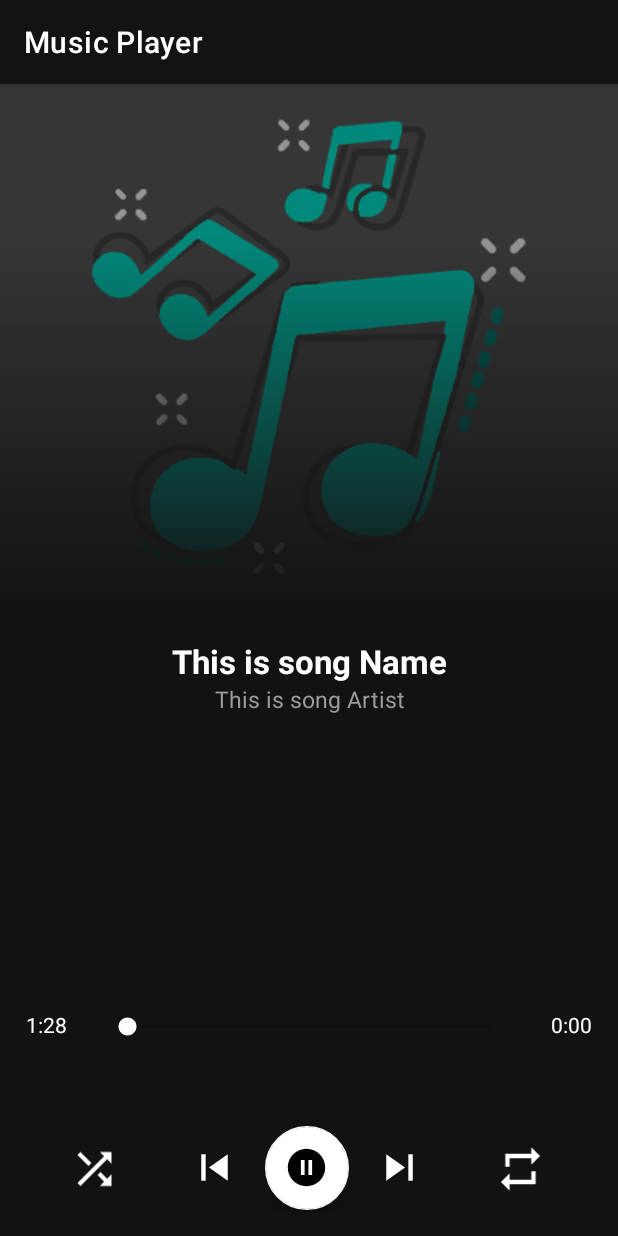
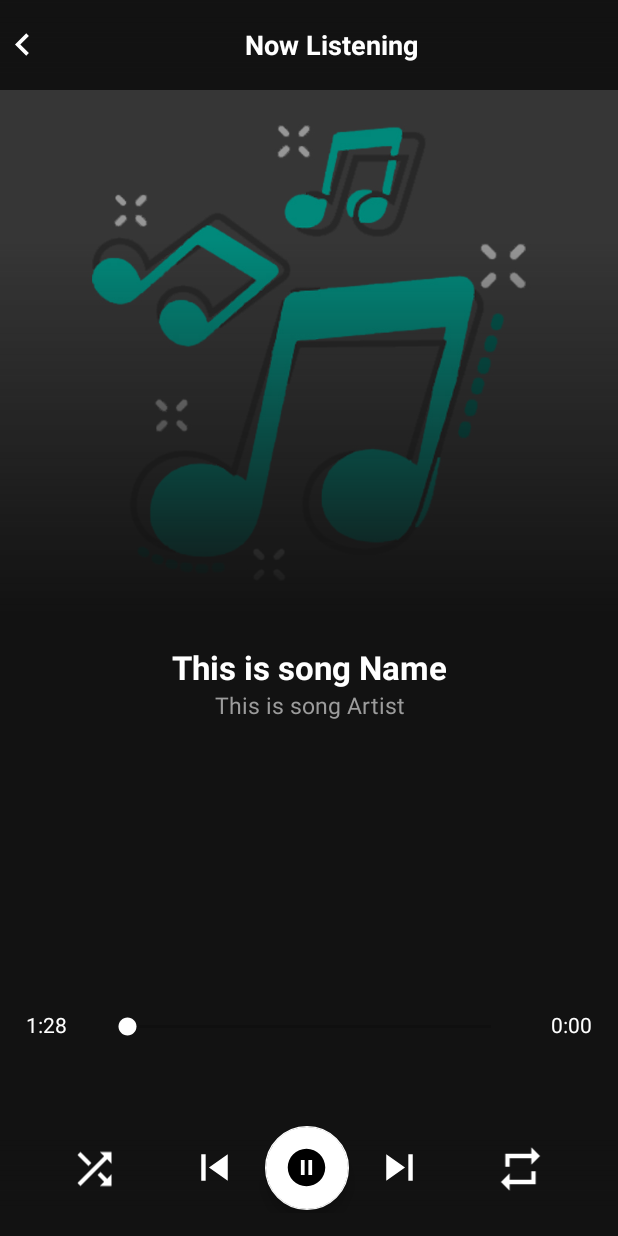
Before and after one commit to shozabs/MusicPlayerApp, an Android app: the PlayerActivity screen opened directly, with no data from a screen before it, on a phone screen of 412 x 824 dp. Run offline under Robolectric (Android 15) with nearby library versions, the phone set to English and light mode, and no system bars; libraries missing offline, so code that uses them is left out: androidx.palette.graphics; 10 statements that could not run were skipped.

```diff
--- a/app/src/main/java/com/example/music_player/PlayerActivity.java
+++ b/app/src/main/java/com/example/music_player/PlayerActivity.java
@@ -17,6 +17,8 @@ import android.os.Handler;
 import android.os.IBinder;
 import android.support.v4.media.session.MediaSessionCompat;
 import android.view.View;
+import android.view.Window;
+import android.view.WindowManager;
 import android.view.accessibility.AccessibilityManager;
 import android.view.animation.Animation;
 import android.view.animation.AnimationUtils;
@@ -38,6 +40,7 @@ import java.util.ArrayList;
 import java.util.Random;
 
 import static com.example.music_player.AlbumDetailsAdapter.albumFiles;
+import static com.example.music_player.ApplicationClass.ACTION_NEXT;
 import static com.example.music_player.ApplicationClass.ACTION_PLAY;
 import static com.example.music_player.ApplicationClass.ACTION_PREVIOUS;
 import static com.example.music_player.ApplicationClass.CHANNEL_ID_2;
@@ -60,13 +63,13 @@ public class PlayerActivity extends AppCompatActivity
     private Handler handler = new Handler();
     private Thread playThread, prevThread,nextThread;
     MusicService musicService;
-    MediaSessionCompat mediaSessionCompat;
 
     @Override
     protected void onCreate(Bundle savedInstanceState) {
         super.onCreate(savedInstanceState);
+        setFullScreen();
         setContentView(R.layout.activity_player);
-        mediaSessionCompat = new MediaSessionCompat(getBaseContext(),"My Audio");
+        getSupportActionBar().hide();
         initViews();
         getIntentMethod();
 
@@ -125,6 +128,12 @@ public class PlayerActivity extends AppCompatActivity
                 }
             }
         });
+    }
+
+    private void setFullScreen() {
+        requestWindowFeature(Window.FEATURE_NO_TITLE);
+        getWindow().setFlags(WindowManager.LayoutParams.FLAG_FULLSCREEN,
+                WindowManager.LayoutParams.FLAG_FULLSCREEN);
     }
 
     @Override
@@ -188,7 +197,7 @@ public class PlayerActivity extends AppCompatActivity
                 }
             });
             musicService.OnCompleted();
-            showNotification(R.drawable.ic_pause);
+            musicService.showNotification(R.drawable.ic_pause);
             playPauseBtn.setBackgroundResource(R.drawable.ic_pause);
             musicService.start();
         }
@@ -219,7 +228,7 @@ public class PlayerActivity extends AppCompatActivity
                 }
             });
             musicService.OnCompleted();
-            showNotification(R.drawable.ic_play);
+            musicService.showNotification(R.drawable.ic_play);
             playPauseBtn.setBackgroundResource(R.drawable.ic_play);
         }
     }
@@ -269,7 +278,7 @@ public class PlayerActivity extends AppCompatActivity
                 }
             });
             musicService.OnCompleted();
-            showNotification(R.drawable.ic_pause);
+            musicService.showNotification(R.drawable.ic_pause);
             playPauseBtn.setBackgroundResource(R.drawable.ic_pause);
             musicService.start();
         }
@@ -301,7 +310,7 @@ public class PlayerActivity extends AppCompatActivity
                 }
             });
             musicService.OnCompleted();
-            showNotification(R.drawable.ic_play);
+            musicService.showNotification(R.drawable.ic_play);
             playPauseBtn.setBackgroundResource(R.drawable.ic_play);
         }
     }
@@ -331,7 +340,7 @@ public class PlayerActivity extends AppCompatActivity
     public void playPauseBtnClicked() {
         if (musicService.isPlaying()){
             playPauseBtn.setImageResource(R.drawable.ic_play);
-            showNotification(R.drawable.ic_play);
+            musicService.showNotification(R.drawable.ic_play);
             musicService.pause();
             seekBar.setMax(musicService.getDuration()/1000);
             PlayerActivity.this.runOnUiThread(new Runnable() {
@@ -348,7 +357,7 @@ public class PlayerActivity extends AppCompatActivity
         }
         else{
             playPauseBtn.setImageResource(R.drawable.ic_pause);
-            showNotification(R.drawable.ic_pause);
+            musicService.showNotification(R.drawable.ic_pause);
             musicService.start();
             seekBar.setMax(musicService.getDuration()/1000);
             PlayerActivity.this.runOnUiThread(new Runnable() {
@@ -394,13 +403,9 @@ public class PlayerActivity extends AppCompatActivity
             playPauseBtn.setImageResource(R.drawable.ic_pause);
             uri = Uri.parse(listSongs.get(position).getPath());
         }
-        showNotification(R.drawable.ic_pause);
-       Intent intent = new Intent(this , MusicService.class);
+        Intent intent = new Intent(this , MusicService.class);
         intent.putExtra("servicePosition", position);
         startService(intent);
-
-
-
     }
 
     private void initViews() {
@@ -479,12 +484,14 @@ public class PlayerActivity extends AppCompatActivity
     public void onServiceConnected(ComponentName name, IBinder service) {
         MusicService.MyBinder myBinder = (MusicService.MyBinder) service;
         musicService = myBinder.getService();
+        musicService.setCallBack(this);
         Toast.makeText(this, "Connected" + musicService, Toast.LENGTH_SHORT).show();
         seekBar.setMax(musicService.getDuration()/1000);
         metaData(uri);
         song_name.setText(listSongs.get(position).getTitle());
         artist_name.setText(listSongs.get(position).getArtist());
         musicService.OnCompleted();
+        musicService.showNotification(R.drawable.ic_pause);
     }
 
     @Override
@@ -492,60 +499,4 @@ public class PlayerActivity extends AppCompatActivity
         musicService = null;
     }
 
-    void showNotification(int playPauseBtn){
-        Intent intent = new Intent(this, PlayerActivity.class);
-        PendingIntent contentIntent = PendingIntent
-                .getActivity(this, 0, intent , 0);
-
-        Intent prevIntent = new Intent(this, NotificationReceiver.class)
-                .setAction(ACTION_PREVIOUS);
-        PendingIntent prevPending = PendingIntent
-                .getBroadcast(this, 0, prevIntent ,
-                        PendingIntent.FLAG_UPDATE_CURRENT);
-
-        Intent pauseIntent = new Intent(this, NotificationReceiver.class)
-                .setAction(ACTION_PLAY);
-        PendingIntent pausePending = PendingIntent
-                .getBroadcast(this, 0, pauseIntent ,
-                        PendingIntent.FLAG_UPDATE_CURRENT);
-
-        Intent nextIntent = new Intent(this, NotificationReceiver.class)
-                .setAction(ACTION_PREVIOUS);
-        PendingIntent nextPending = PendingIntent
-                .getBroadcast(this, 0, nextIntent ,
-                        PendingIntent.FLAG_UPDATE_CURRENT);
-        byte[] picture = null;
-        picture = getAlbumArt(musicFiles.get(position).getPath());
-        Bitmap thumb = null;
-        if(picture != null){
-            thumb = BitmapFactory.decodeByteArray(picture, 0, picture.length);
-        }
-        else{
-            thumb = BitmapFactory.decodeResource(getResources(),R.drawable.music);
-        }
-        Notification notification = new NotificationCompat.Builder(this, CHANNEL_ID_2)
-                .setSmallIcon(playPauseBtn)
-                .setLargeIcon(thumb)
-                .setContentTitle(musicFiles.get(position).getTitle())
-                .setContentText(musicFiles.get(position).getArtist())
-                .addAction(R.drawable.ic_skip_previous, "Previous", prevPending)
-                .addAction(playPauseBtn, "Pause", pausePending)
-                .addAction(R.drawable.ic_skip_next, "Next", nextPending)
-                .setStyle(new androidx.media.app.NotificationCompat.MediaStyle()
-                .setMediaSession(mediaSessionCompat.getSessionToken()))
-                .setPriority(NotificationCompat.PRIORITY_HIGH)
-                .setOnlyAlertOnce(true)
-                .build();
-        NotificationManager notificationManager =
-                (NotificationManager) getSystemService(NOTIFICATION_SERVICE);
-        notificationManager.notify(0 , notification);
-
-   }
-    private byte[] getAlbumArt(String uri){
-        MediaMetadataRetriever retriever = new MediaMetadataRetriever();
-        retriever.setDataSource(uri);
-        byte[] art = retriever.getEmbeddedPicture();
-        retriever.release();
-        return art;
-    }
 }
--- a/app/src/main/res/layout/activity_player.xml
+++ b/app/src/main/res/layout/activity_player.xml
@@ -9,33 +9,32 @@
     android:orientation="vertical"
     tools:context=".PlayerActivity">
 
-<!--    <RelativeLayout-->
-<!--        android:layout_width="match_parent"-->
-<!--        android:layout_height="60dp"-->
-<!--        android:id="@+id/layot_top_btn"-->
-<!--        android:background="@drawable/gradient_bg"-->
-<!--        android:layout_alignParentTop="true">-->
+    <RelativeLayout
+        android:layout_width="match_parent"
+        android:layout_height="60dp"
+        android:id="@+id/layot_top_btn"
+        android:background="@drawable/gradient_bg"
+        android:layout_alignParentTop="true">
 
-<!--        <ImageView-->
-<!--            android:layout_width="30dp"-->
-<!--            android:layout_height="30dp"-->
-<!--            android:id="@+id/back_btn"-->
-<!--            android:src="@drawable/ic_chevron_left"-->
-<!--            android:layout_alignParentStart="true"-->
-<!--            android:layout_centerVertical="true"-->
-<!--            />-->
-<!--        <TextView-->
-<!--            android:layout_width="match_parent"-->
-<!--            android:layout_height="wrap_content"-->
-<!--            android:layout_centerVertical="true"-->
-<!--            android:text="Now Listening"-->
-<!--            android:textColor="@color/white"-->
-<!--            android:layout_toEndOf="@+id/back_btn"-->
-<!--            android:layout_toStartOf="@+id/menu_btn"-->
-<!--            android:gravity="center_horizontal"-->
-<!--            android:textSize="18sp"-->
-<!--            android:textStyle="bold"-->
-<!--            />-->
+        <ImageView
+            android:layout_width="30dp"
+            android:layout_height="30dp"
+            android:id="@+id/back_btn"
+            android:src="@drawable/ic_chevron_left"
+            android:layout_alignParentStart="true"
+            android:layout_centerVertical="true"
+            />
+        <TextView
+            android:layout_width="match_parent"
+            android:layout_height="wrap_content"
+            android:layout_centerVertical="true"
+            android:text="Now Listening"
+            android:textColor="@color/white"
+            android:layout_toEndOf="@+id/back_btn"
+            android:gravity="center_horizontal"
+            android:textSize="18sp"
+            android:textStyle="bold"
+            />
 <!--        <ImageView-->
 <!--            android:layout_width="30dp"-->
 <!--            android:layout_height="30dp"-->
@@ -44,12 +43,13 @@
 <!--            android:layout_alignParentEnd="true"-->
 <!--            android:layout_centerVertical="true"-->
 <!--            />-->
-<!--    </RelativeLayout>-->
+    </RelativeLayout>
+
     <RelativeLayout
         android:layout_width="match_parent"
         android:layout_height="350dp"
         android:id="@+id/card"
-        android:layout_alignParentTop="true"
+        android:layout_below="@id/layot_top_btn"
         >
 
         <ImageView
```
Also changed, not shown: app/src/main/AndroidManifest.xml (+11 -1 lines), app/src/main/java/com/example/music_player/MusicService.java (+106 -4 lines), app/src/main/java/com/example/music_player/NotificationReceiver.java (+22 -1 lines).
